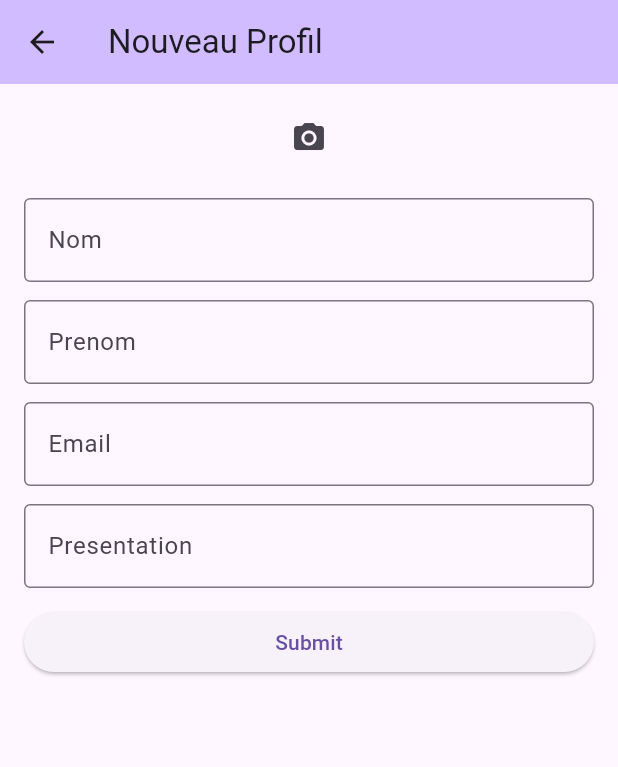
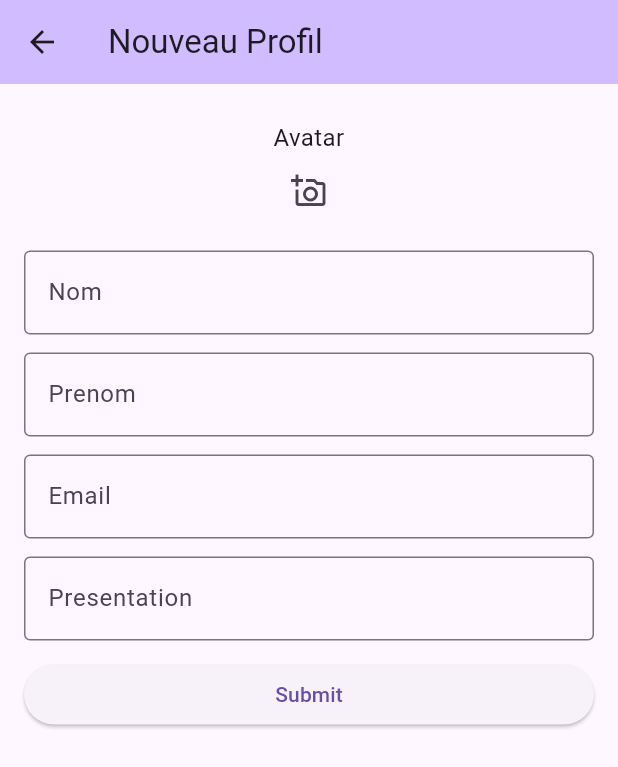
Before and after one commit to oulanbator/cours_flutter_profile_form, a Flutter app: the ProfilCreate screen opened directly, on a phone screen of 412 x 824 dp. Shown: the top 767 px of the screen. Run offline on Flutter 3.47's test engine with Material 3 defaults, Android fonts, the phone set to English and light mode, and no system bars; our stand-ins replace image_picker; network calls fail.

Commit message:
Retouche de dernière minute
Page du formulaire scrollable + Ajout d'avatar plus clair

```diff
--- a/lib/screens/profil/profil_create.dart
+++ b/lib/screens/profil/profil_create.dart
@@ -37,13 +37,21 @@ class _ProfilCreateState extends State<ProfilCreate> {
         title: const Text("Nouveau Profil"),
         backgroundColor: Theme.of(context).colorScheme.inversePrimary,
       ),
-      body: Column(
+      body: ListView(
+        // child: Column(
         children: [
-          const SizedBox(height: 12),
+          const SizedBox(height: 24),
+          Text(
+            'Avatar',
+            textAlign: TextAlign.center,
+            style: TextStyle(
+              fontSize: 16,
+            ),
+          ),
           _pictureContainer(),
           if (!_isImageSelected)
             IconButton(
-              icon: const Icon(Icons.camera_alt),
+              icon: const Icon(Icons.add_a_photo_outlined),
               onPressed: () => _showImagePickerModal(context),
             ),
           Form(
@@ -128,6 +136,7 @@ class _ProfilCreateState extends State<ProfilCreate> {
             ),
           ),
         ],
+        // ),
       ),
     );
   }
@@ -191,7 +200,7 @@ class _ProfilCreateState extends State<ProfilCreate> {
         _picture!,
         width: 200,
         height: 200,
-        fit: BoxFit.cover,
+        fit: BoxFit.contain,
       );
     } else {
       _isImageSelected = false;
```
